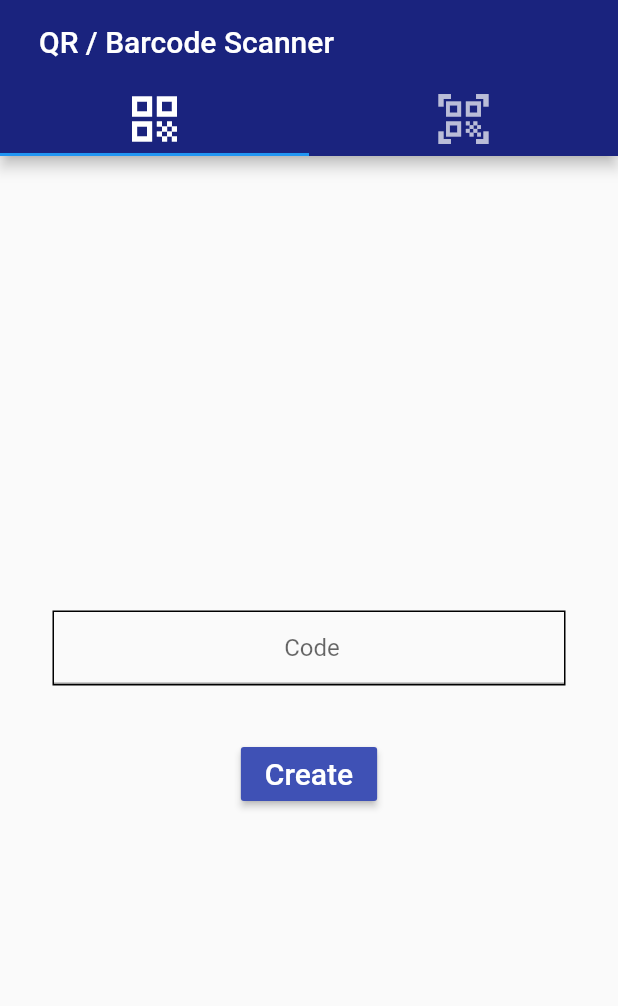
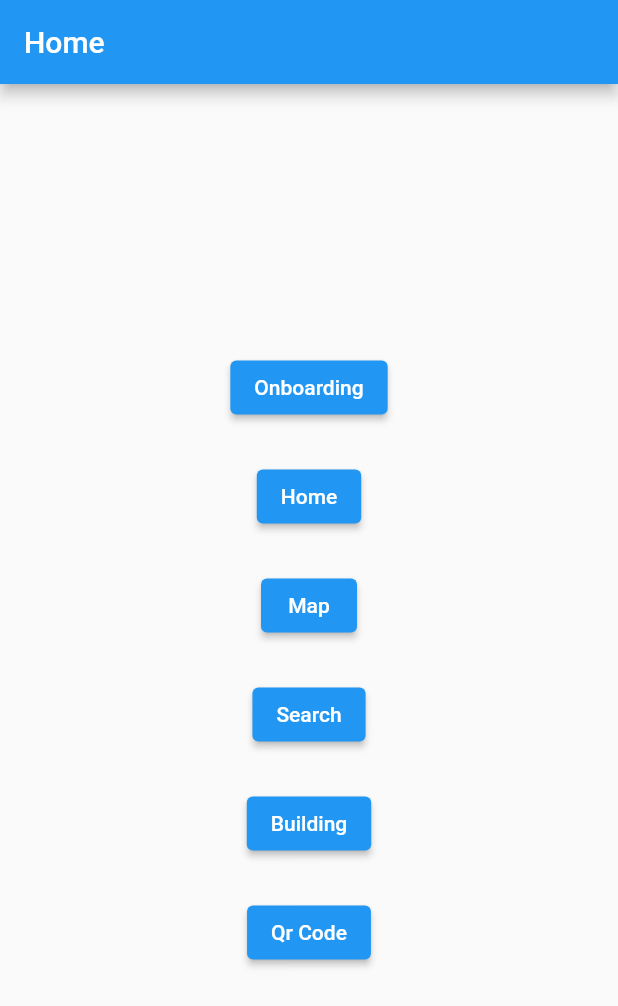
Before and after one commit to Delbert-Defoe/usc-campus-guide, a Flutter app: the screen it shows after launch, on a phone screen of 412 x 824 dp. Shown: the top 1006 px of the screen. Run offline on Flutter 3.47's test engine with Material 2 defaults, Android fonts, the phone set to English and light mode, and no system bars.

Commit message:
Revert "Merge branch 'qr_code_scanner_isaiah_weekes' of https://github.com/kingDebo/usc-campus-guide into home_screen_shemar_linden"
This reverts commit e0a4e18d2a8c0ef458e6efafe69536e4a2526d1a, reversing
changes made to b71129618b90add464bddb2a7c62d50675b47855.

```diff
--- a/lib/first.dart
+++ /dev/null
@@ -1,68 +0,0 @@
-import 'dart:io';
-
-import 'package:barcode_widget/barcode_widget.dart';
-import 'package:flutter/material.dart';
-
-class First extends StatefulWidget {
-  @override
-  _FirstState createState() => _FirstState();
-}
-
-class _FirstState extends State<First> {
-  TextEditingController title = TextEditingController();
-  TextEditingController content = TextEditingController();
-  var code = '';
-  File? file;
-  @override
-  Widget build(BuildContext context) {
-    return Scaffold(
-      body: Center(
-        child: SingleChildScrollView(
-          child: Column(
-            children: [
-
-              Padding(
-                padding: EdgeInsets.all(35),
-                child: Container(
-                  decoration: BoxDecoration(border: Border.all()),
-                  child: TextFormField(
-                    controller: title,
-                    textAlign: TextAlign.center,
-                    decoration: InputDecoration(
-                      hintText: ' Code ',
-                    ),
-                  ),
-                ),
-              ),
-              MaterialButton(
-                color: Colors.indigo,
-                onPressed: () {
-                  setState(() {
-                    code = title.text;
-                  });
-                },
-                child: Text(
-                  "Create",
-                  style: TextStyle(
-                    color: Colors.white,
-                    fontSize: 20,
-                  ),
-                ),
-              ),
-              code == ''
-                  ? Text('')
-                  : BarcodeWidget(
-                barcode: Barcode.qrCode(
-                  errorCorrectLevel: BarcodeQRCorrectionLevel.high,
-                ),
-                data: '$code',
-                width: 200,
-                height: 200,
-              ),
-            ],
-          ),
-        ),
-      ),
-    );
-  }
-}
--- a/lib/main.dart
+++ b/lib/main.dart
@@ -1,66 +1,90 @@
-import 'first.dart';
-import 'second.dart';
 import 'package:flutter/material.dart';
+import 'package:ucg/services/router.dart';
 
 void main() {
-  runApp(MyApp());
+  runApp(const MyApp());
 }
 
-class MyApp extends StatefulWidget {
-  @override
-  _MyAppState createState() => _MyAppState();
-}
+class MyApp extends StatelessWidget {
+  const MyApp({super.key});
 
-class _MyAppState extends State<MyApp> {
+  // This widget is the root of your application.
   @override
   Widget build(BuildContext context) {
     return MaterialApp(
-      home: Home(),
-      debugShowCheckedModeBanner: false,
+      title: 'Flutter Demo',
+      theme: ThemeData(
+        // This is the theme of your application.
+        //
+        // Try running your application with "flutter run". You'll see the
+        // application has a blue toolbar. Then, without quitting the app, try
+        // changing the primarySwatch below to Colors.green and then invoke
+        // "hot reload" (press "r" in the console where you ran "flutter run",
+        // or simply save your changes to "hot reload" in a Flutter IDE).
+        // Notice that the counter didn't reset back to zero; the application
+        // is not restarted.
+        primarySwatch: Colors.blue,
+      ),
+      onGenerateRoute: AppRouter.generateRoute,
+      initialRoute: "/",
     );
   }
 }
 
-class Home extends StatefulWidget {
+class MyHomePage extends StatefulWidget {
+  const MyHomePage({super.key, required this.title});
+
+  // This widget is the home page of your application. It is stateful, meaning
+  // that it has a State object (defined below) that contains fields that affect
+  // how it looks.
+
+  // This class is the configuration for the state. It holds the values (in this
+  // case the title) provided by the parent (in this case the App widget) and
+  // used by the build method of the State. Fields in a Widget subclass are
+  // always marked "final".
+
+  final String title;
+
   @override
-  _HomeState createState() => _HomeState();
+  State<MyHomePage> createState() => _MyHomePageState();
 }
 
-class _HomeState extends State<Home> {
+class _MyHomePageState extends State<MyHomePage> {
+  int _counter = 0;
+
+  final pages = <Map<String, String>>[
+    {"pageTitle": "Onboarding", "route": "/onboarding"},
+    {"pageTitle": "Home", "route": "/"},
+    {"pageTitle": "Map", "route": "/map"},
+    {"pageTitle": "Search", "route": "/search"},
+    {"pageTitle": "Building", "route": "/building"},
+    {"pageTitle": "Qr Code", "route": "/scans"},
+  ];
+
   @override
   Widget build(BuildContext context) {
-    return DefaultTabController(
-      length: 2,
-      child: Scaffold(
+    return Scaffold(
         appBar: AppBar(
-          backgroundColor: Colors.indigo[900],
-          bottom: const TabBar(
-            tabs: [
-              Tab(
-                icon: Icon(
-                  Icons.qr_code,
-                  size: 40,
-                ),
-              ),
-              Tab(
-                icon: Icon(
-                  Icons.qr_code_scanner,
-                  size: 40,
-                ),
-              ),
+          title: Text(widget.title),
+        ),
+        body: Center(
+            // Center is a layout widget. It takes a single child and positions it
+            // in the middle of the parent.
+            child: FractionallySizedBox(
+          heightFactor: 0.6,
+          widthFactor: 0.8,
+          child: Column(
+            mainAxisAlignment: MainAxisAlignment.spaceEvenly,
+            children: <Widget>[
+              ...pages
+                  .map((page) => ElevatedButton(
+                      onPressed: () =>
+                          Navigator.pushNamed(context, page["route"]!),
+                      child: Text(page["pageTitle"]!)))
+                  .toList()
             ],
           ),
-          title: Text(
-            '  QR / Barcode Scanner',
-          ),
-        ),
-        body: TabBarView(
-          children: [
-            First(),
-            Second(),
-          ],
-        ),
-      ),
-    );
+        )) // This trailing comma makes auto-formatting nicer for build methods.
+        );
   }
 }
```
Also changed, not shown: lib/second.dart (deleted, +0 -77 lines), pubspec.yaml (+13 -22 lines), analysis_options.yaml (line endings or trailing spaces), pubspec.lock, 83 other files.
